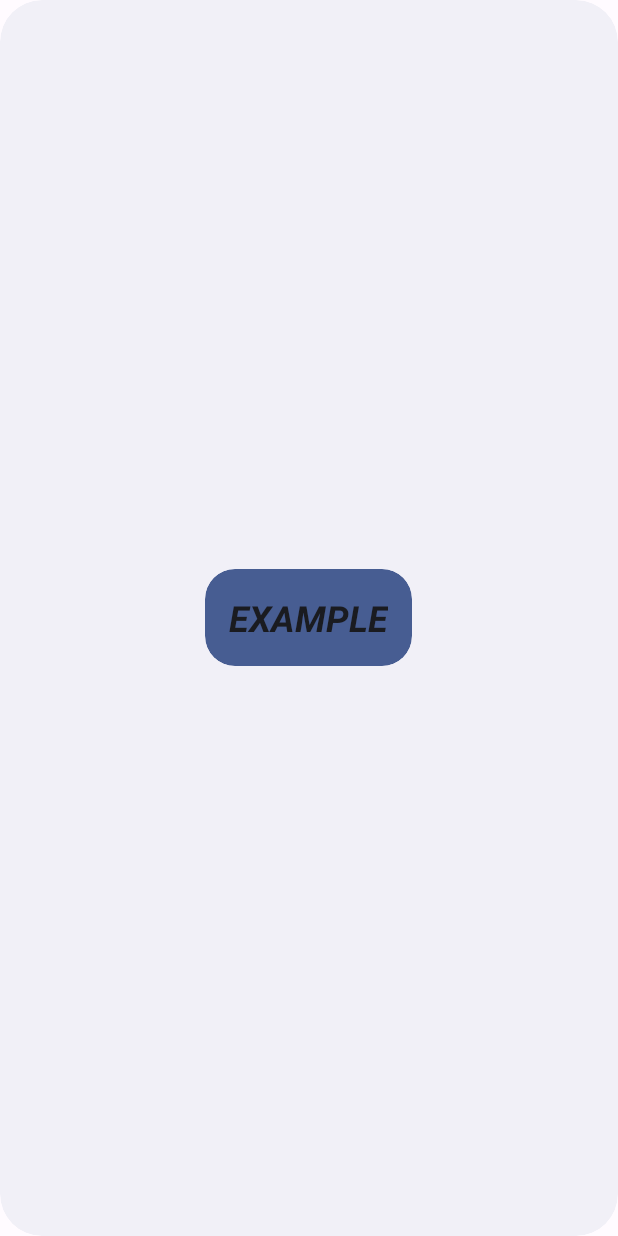
After one commit to Aehronburn/Pomodoro-widget, an Android app: the layout session_widget2x2.xml on its own in the app's theme, with its tools: preview values and no code run, on a phone screen of 412 x 824 dp. The commit adds this screen. Run offline under Robolectric (Android 15) with nearby library versions, the phone set to English and light mode, and no system bars.

Commit message:
Automatically generated files; grid 2 x 2 non resizable on purpose

```diff
--- a/app/build.gradle
+++ b/app/build.gradle
@@ -34,6 +34,7 @@ android {
 
     buildFeatures {
         dataBinding true
+        viewBinding true
     }
 }
 
--- /dev/null
+++ b/app/src/main/res/drawable-v21/app_widget_background.xml
@@ -0,0 +1,10 @@
+<?xml version="1.0" encoding="utf-8"?><!--
+Background for widgets to make the rounded corners based on the
+appWidgetRadius attribute value
+-->
+<shape xmlns:android="http://schemas.android.com/apk/res/android"
+    android:shape="rectangle">
+
+    <corners android:radius="?attr/appWidgetRadius" />
+    <solid android:color="?android:attr/colorBackground" />
+</shape>
--- /dev/null
+++ b/app/src/main/res/drawable-v21/app_widget_inner_view_background.xml
@@ -0,0 +1,10 @@
+<?xml version="1.0" encoding="utf-8"?><!--
+Background for views inside widgets to make the rounded corners based on the
+appWidgetInnerRadius attribute value
+-->
+<shape xmlns:android="http://schemas.android.com/apk/res/android"
+    android:shape="rectangle">
+
+    <corners android:radius="?attr/appWidgetInnerRadius" />
+    <solid android:color="?android:attr/colorAccent" />
+</shape>
--- /dev/null
+++ b/app/src/main/res/layout/session_widget2x2.xml
@@ -0,0 +1,19 @@
+<RelativeLayout xmlns:android="http://schemas.android.com/apk/res/android"
+    style="@style/Widget.Pomodorowidget.AppWidget.Container"
+    android:layout_width="match_parent"
+    android:layout_height="match_parent"
+    android:theme="@style/AppTheme.AppWidgetContainer">
+
+    <TextView
+        android:id="@+id/appwidget_text"
+        style="@style/Widget.Pomodorowidget.AppWidget.InnerView"
+        android:layout_width="wrap_content"
+        android:layout_height="wrap_content"
+        android:layout_centerHorizontal="true"
+        android:layout_centerVertical="true"
+        android:layout_margin="8dp"
+        android:contentDescription="@string/appwidget_text"
+        android:text="@string/appwidget_text"
+        android:textSize="24sp"
+        android:textStyle="bold|italic" />
+</RelativeLayout>
--- /dev/null
+++ b/app/src/main/res/values-night-v31/themes.xml
@@ -0,0 +1,10 @@
+<?xml version="1.0" encoding="utf-8"?>
+<resources>
+    <!--
+    Having themes.xml for night-v31 because of the priority order of the resource qualifiers.
+    -->
+    <style name="AppTheme.AppWidgetContainerParent" parent="@android:style/Theme.DeviceDefault.DayNight">
+        <item name="appWidgetRadius">@android:dimen/system_app_widget_background_radius</item>
+        <item name="appWidgetInnerRadius">@android:dimen/system_app_widget_inner_radius</item>
+    </style>
+</resources>
--- /dev/null
+++ b/app/src/main/res/values-v21/styles.xml
@@ -0,0 +1,14 @@
+<resources>
+
+    <style name="Widget.Pomodorowidget.AppWidget.Container" parent="android:Widget">
+        <item name="android:id">@android:id/background</item>
+        <item name="android:padding">?attr/appWidgetPadding</item>
+        <item name="android:background">@drawable/app_widget_background</item>
+    </style>
+
+    <style name="Widget.Pomodorowidget.AppWidget.InnerView" parent="android:Widget">
+        <item name="android:padding">?attr/appWidgetPadding</item>
+        <item name="android:background">@drawable/app_widget_inner_view_background</item>
+        <item name="android:textColor">?android:attr/textColorPrimary</item>
+    </style>
+</resources>
--- /dev/null
+++ b/app/src/main/res/values-v31/styles.xml
@@ -0,0 +1,16 @@
+<resources>
+
+    <style name="Widget.Pomodorowidget.AppWidget.Container" parent="android:Widget">
+        <item name="android:id">@android:id/background</item>
+        <item name="android:padding">?attr/appWidgetPadding</item>
+        <item name="android:background">@drawable/app_widget_background</item>
+        <item name="android:clipToOutline">true</item>
+    </style>
+
+    <style name="Widget.Pomodorowidget.AppWidget.InnerView" parent="android:Widget">
+        <item name="android:padding">?attr/appWidgetPadding</item>
+        <item name="android:background">@drawable/app_widget_inner_view_background</item>
+        <item name="android:textColor">?android:attr/textColorPrimary</item>
+        <item name="android:clipToOutline">true</item>
+    </style>
+</resources>
--- /dev/null
+++ b/app/src/main/res/values-v31/themes.xml
@@ -0,0 +1,11 @@
+<?xml version="1.0" encoding="utf-8"?>
+<resources>
+    <!--
+    Having themes.xml for v31 variant because @android:dimen/system_app_widget_background_radius
+     and @android:dimen/system_app_widget_internal_padding requires API level 31
+    -->
+    <style name="AppTheme.AppWidgetContainerParent" parent="@android:style/Theme.DeviceDefault.DayNight">
+        <item name="appWidgetRadius">@android:dimen/system_app_widget_background_radius</item>
+        <item name="appWidgetInnerRadius">@android:dimen/system_app_widget_inner_radius</item>
+    </style>
+</resources>
--- a/app/src/main/res/values/colors.xml
+++ b/app/src/main/res/values/colors.xml
@@ -61,4 +61,8 @@
     <color name="md_theme_dark_surfaceTint">#FFB59A</color>
     <color name="md_theme_dark_outlineVariant">#53433E</color>
     <color name="md_theme_dark_scrim">#000000</color>
+    <color name="light_blue_50">#FFE1F5FE</color>
+    <color name="light_blue_200">#FF81D4FA</color>
+    <color name="light_blue_600">#FF039BE5</color>
+    <color name="light_blue_900">#FF01579B</color>
 </resources>
--- a/app/src/main/res/values/dimens.xml
+++ b/app/src/main/res/values/dimens.xml
@@ -10,4 +10,10 @@
     <!-- fab height: 56dp + small fab height: 40dp margin top: 16dp + margin bottom: 16dp + margin fabs: 24dp -->
     <dimen name="session_details_recyclerview_bottom_padding">152dp</dimen>
     <integer name="grid_column_count">1</integer>
+
+    <!--
+Refer to App Widget Documentation for margin information
+http://developer.android.com/guide/topics/appwidgets/index.html#CreatingLayout
+    -->
+    <dimen name="widget_margin">0dp</dimen>
 </resources>
--- a/app/src/main/res/values/strings.xml
+++ b/app/src/main/res/values/strings.xml
@@ -53,4 +53,7 @@
     <string name="timer_minutes_left">%02d</string>
     <string name="timer_seconds_left">%02d</string>
     <string name="all_tasks_completed_description">All tasks are completed.\nGood Job!</string>
+    <string name="appwidget_text">EXAMPLE</string>
+    <string name="add_widget">Add widget</string>
+    <string name="app_widget_description">This is an app widget description</string>
 </resources>
--- /dev/null
+++ b/app/src/main/res/values/styles.xml
@@ -0,0 +1,12 @@
+<resources>
+
+    <style name="Widget.Pomodorowidget.AppWidget.Container" parent="android:Widget">
+        <item name="android:id">@android:id/background</item>
+        <item name="android:background">?android:attr/colorBackground</item>
+    </style>
+
+    <style name="Widget.Pomodorowidget.AppWidget.InnerView" parent="android:Widget">
+        <item name="android:background">?android:attr/colorBackground</item>
+        <item name="android:textColor">?android:attr/textColorPrimary</item>
+    </style>
+</resources>
--- a/app/src/main/res/values/themes.xml
+++ b/app/src/main/res/values/themes.xml
@@ -1,4 +1,5 @@
 <resources>
+
     <style name="AppTheme" parent="Theme.Material3.Light.NoActionBar">
         <item name="colorPrimary">@color/md_theme_light_primary</item>
         <item name="colorOnPrimary">@color/md_theme_light_onPrimary</item>
@@ -35,4 +36,19 @@
         <item name="cornerFamily">rounded</item>
         <item name="cornerSize">12dp</item>
     </style>
+
+    <style name="AppTheme.AppWidgetContainerParent" parent="@android:style/Theme.DeviceDefault">
+        <!-- Radius of the outer bound of widgets to make the rounded corners -->
+        <item name="appWidgetRadius">16dp</item>
+        <!--
+        Radius of the inner view's bound of widgets to make the rounded corners.
+        It needs to be 8dp or less than the value of appWidgetRadius
+        -->
+        <item name="appWidgetInnerRadius">8dp</item>
+    </style>
+
+    <style name="AppTheme.AppWidgetContainer" parent="AppTheme.AppWidgetContainerParent">
+        <!-- Apply padding to avoid the content of the widget colliding with the rounded corners -->
+        <item name="appWidgetPadding">16dp</item>
+    </style>
 </resources>
```
Also changed, not shown: app/src/main/AndroidManifest.xml (+15 -3 lines), app/src/main/java/it/unipd/dei/esp2023/SessionWidget2x2.kt (added, +44 -0 lines), app/src/main/res/values/attrs.xml (added, +7 -0 lines), app/src/main/res/xml/session_widget2x2_info.xml (added, +14 -0 lines), app/src/main/res/drawable-nodpi/example_appwidget_preview.png (added).
